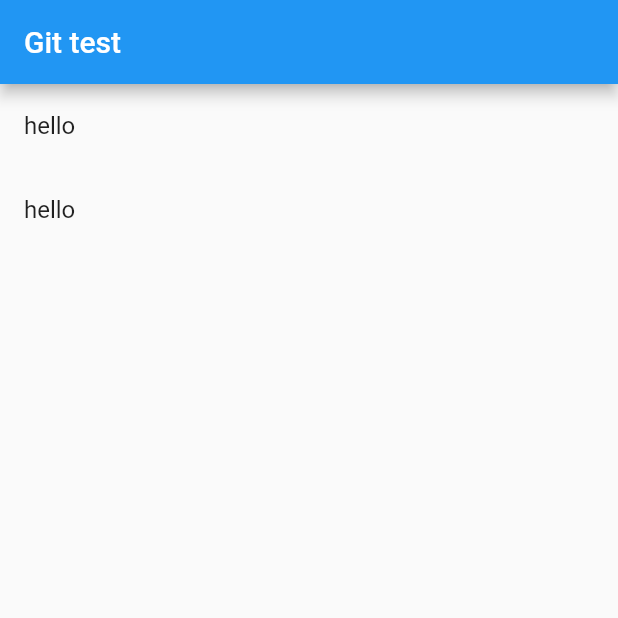
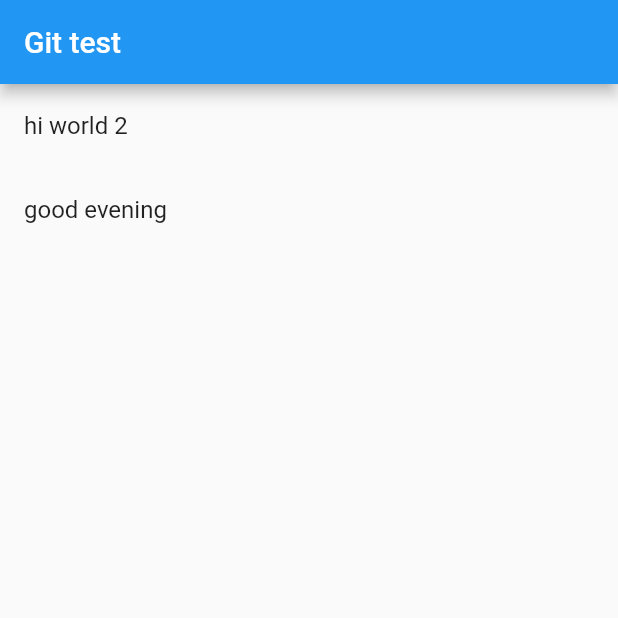
Before and after one commit to zanhlahtet/git_test, a Flutter app: the screen it shows after launch, on a phone screen of 412 x 824 dp, the top half of it. Run offline on Flutter 3.47's test engine with Material 2 defaults, Android fonts, the phone set to English and light mode, and no system bars.

Commit message:
add hi world 2 and good evening

```diff
--- a/lib/widgets/name_list.dart
+++ b/lib/widgets/name_list.dart
@@ -10,10 +10,10 @@ class NameList extends StatelessWidget {
     return ListView(
       children: <Widget>[
         ListTile(
-          title: Text("hello"),
+          title: Text("hi world 2"),
         ),
         ListTile(
-          title: Text("hello"),
+          title: Text("good evening"),
         ),
       ],
     );
```
